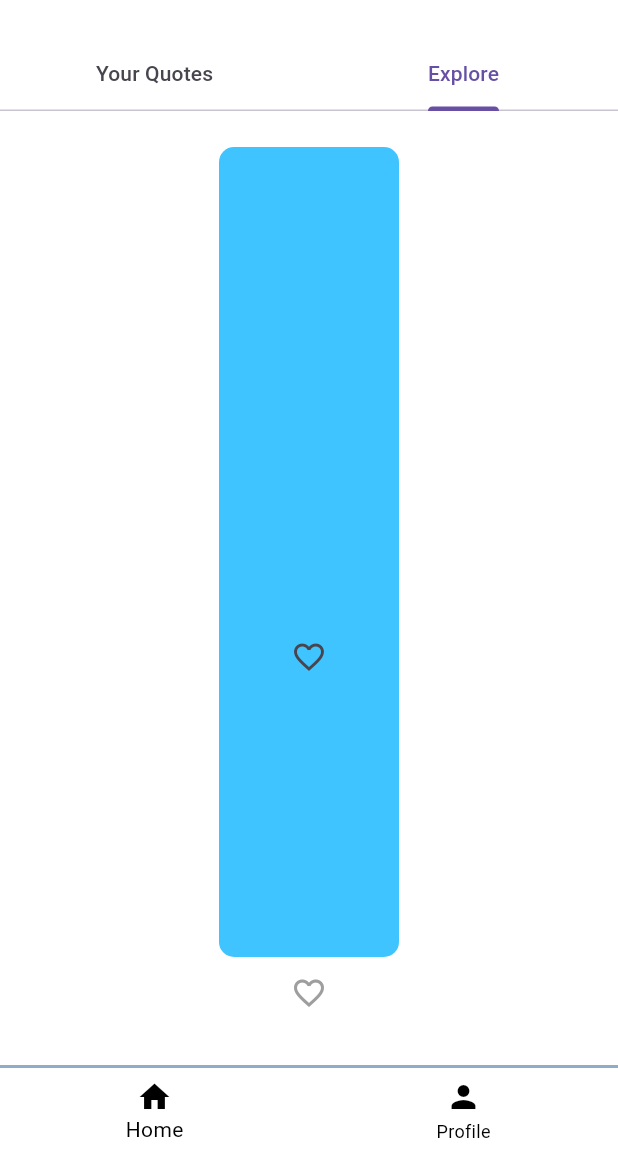
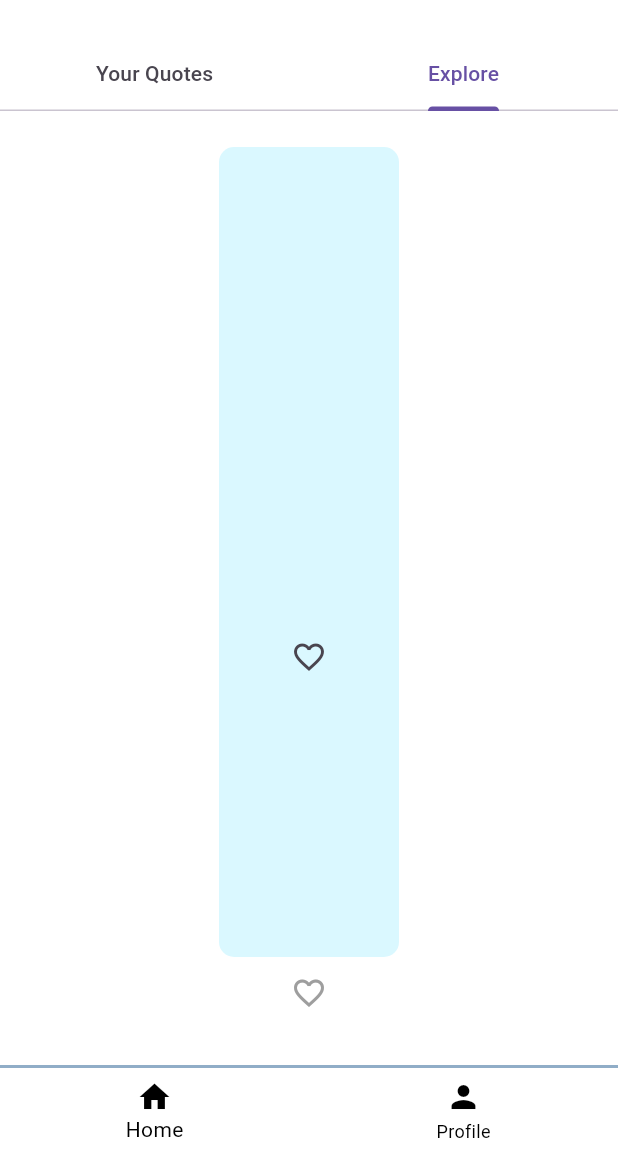
Before and after one commit to KubangPawis/gdsc-quote-app, a Flutter app: the HomePage screen opened by its route, tab 2 chosen, on a phone screen of 412 x 824 dp, the part 81-1236 px from its top. Run offline on Flutter 3.47's test engine with Material 3 defaults, Android fonts, the light colour scheme and no system bars; our stand-ins replace cloud_firestore, firebase_auth, firebase_core, flutter_slidable, google_sign_in; accounts and stored records are empty.

Commit message:
feat(explore): implement random color generation on tab load

```diff
--- a/frontend/lib/pages/explore_page.dart
+++ b/frontend/lib/pages/explore_page.dart
@@ -35,6 +35,8 @@ class _ExplorePageState extends State<ExplorePage> {
   @override
   void initState() {
     super.initState();
+    currentColor =
+        quoteWidgetColorList[Random().nextInt(quoteWidgetColorList.length)];
     fetchQuotes();
   }
 
@@ -43,7 +45,9 @@ class _ExplorePageState extends State<ExplorePage> {
     try {
       final snapshot = await _firestore.collection('quotes').get();
       setState(() {
-        quotes = snapshot.docs.map((doc) => doc.data() as Map<String, dynamic>).toList();
+        quotes = snapshot.docs
+            .map((doc) => doc.data() as Map<String, dynamic>)
+            .toList();
         if (quotes.isNotEmpty) {
           updateQuote(); // Initialize the first quote
         }
```
